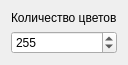
The window that source/q3graph/q3contoursettingswidget.ui (messteno/Q3Solver) describes before a commit, drawn with Qt 5.
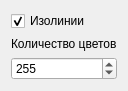
The same window after the commit.

```diff
--- a/source/q3graph/q3contoursettingswidget.ui
+++ b/source/q3graph/q3contoursettingswidget.ui
@@ -7,7 +7,7 @@
     <x>0</x>
     <y>0</y>
     <width>132</width>
-    <height>67</height>
+    <height>96</height>
    </rect>
   </property>
   <property name="windowTitle">
@@ -17,6 +17,16 @@
    <property name="sizeConstraint">
     <enum>QLayout::SetFixedSize</enum>
    </property>
+   <item>
+    <widget class="QCheckBox" name="isolinesCheckBox">
+     <property name="text">
+      <string>Изолинии</string>
+     </property>
+     <property name="checked">
+      <bool>true</bool>
+     </property>
+    </widget>
+   </item>
    <item>
     <widget class="QLabel" name="coloursCountLabel">
      <property name="text">
```
